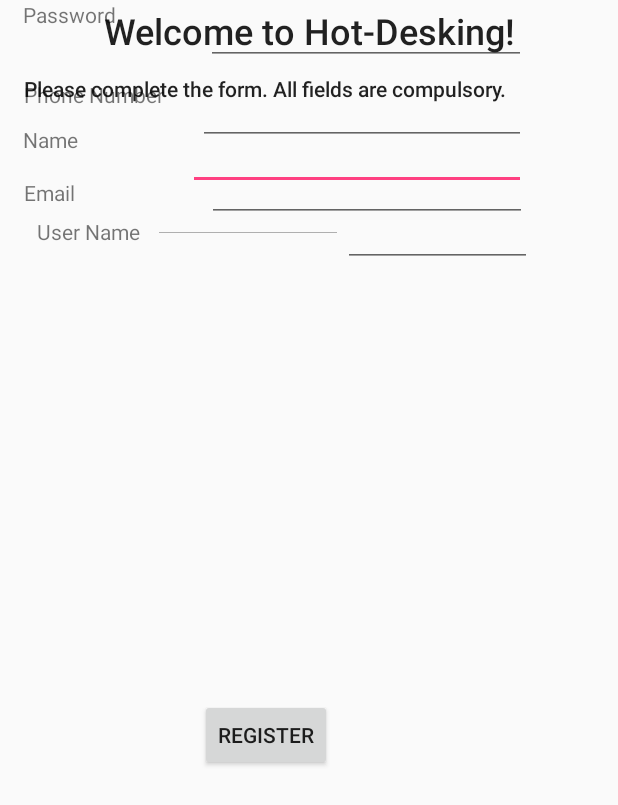
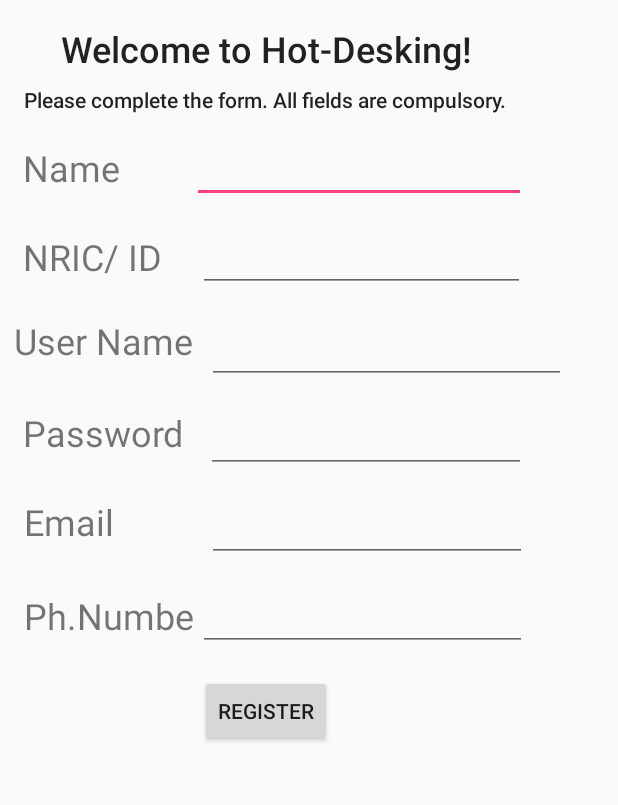
Before and after one commit to senthil1179/theWave, an Android app: the screen it shows after launch (Register), after a tap on "REGISTER", on a phone screen of 412 x 824 dp. Shown: the top 805 px of the screen. Run offline under Robolectric (Android 15) with nearby library versions, the light colour scheme and no system bars.

Commit message:
JSON, layout and BackgroundTask

```diff
--- a/TheWave/app/src/main/res/layout/register_layout.xml
+++ b/TheWave/app/src/main/res/layout/register_layout.xml
@@ -2,55 +2,59 @@
 <android.support.constraint.ConstraintLayout xmlns:android="http://schemas.android.com/apk/res/android"
     xmlns:app="http://schemas.android.com/apk/res-auto"
     xmlns:tools="http://schemas.android.com/tools"
+    android:layout_width="match_parent"
+    android:layout_height="wrap_content"
+    android:orientation="vertical"
     tools:ignore="NewApi"
-    tools:targetApi="11"
-    android:orientation="vertical"
-    android:layout_width="match_parent"
-    android:layout_height="match_parent">
+    tools:targetApi="11">
 
     <TextView
         android:id="@+id/textView"
         android:layout_width="wrap_content"
         android:layout_height="wrap_content"
-        android:layout_marginTop="4dp"
+        android:layout_marginTop="16dp"
         android:text="Welcome to Hot-Desking!"
         android:textAppearance="@android:style/TextAppearance.DeviceDefault.WindowTitle"
         android:textSize="24sp"
+        app:layout_constraintHorizontal_bias="0.294"
         app:layout_constraintLeft_toLeftOf="parent"
         app:layout_constraintRight_toRightOf="parent"
         app:layout_constraintTop_toTopOf="parent" />
 
+
     <TextView
         android:id="@+id/textView2"
-        android:layout_width="343dp"
-        android:layout_height="24dp"
+        android:layout_width="wrap_content"
+        android:layout_height="wrap_content"
         android:layout_marginLeft="16dp"
         android:layout_marginStart="16dp"
+        android:layout_marginTop="8dp"
         android:text="Please complete the form. All fields are compulsory."
         android:textAppearance="@style/TextAppearance.AppCompat.Title"
         android:textSize="14sp"
         app:layout_constraintLeft_toLeftOf="parent"
-        app:layout_constraintTop_toTopOf="@+id/textView"
-        android:layout_marginTop="45dp" />
+        app:layout_constraintTop_toBottomOf="@+id/textView" />
 
     <LinearLayout
+        android:id="@+id/linearLayout7"
         android:layout_width="335dp"
         android:layout_height="43dp"
         android:layout_marginLeft="15dp"
+        android:layout_marginStart="15dp"
+        android:layout_marginTop="16dp"
         android:orientation="horizontal"
         app:layout_constraintLeft_toLeftOf="parent"
-        android:id="@+id/linearLayout7"
-        tools:ignore="MissingConstraints"
-        android:layout_marginStart="15dp"
-        android:layout_marginTop="10dp"
-        app:layout_constraintTop_toBottomOf="@+id/textView2">
+        app:layout_constraintTop_toBottomOf="@+id/textView2"
+        tools:ignore="MissingConstraints">
 
         <TextView
             android:id="@+id/TV_name"
             android:layout_width="wrap_content"
-            android:layout_height="match_parent"
-            android:layout_weight="0.06"
-            android:text="Name" />
+            android:layout_height="wrap_content"
+            android:layout_weight="0.04"
+            android:text="Name"
+            android:textAlignment="viewStart"
+            android:textSize="24sp" />
 
         <EditText
             android:id="@+id/ET_name"
@@ -59,58 +63,27 @@
             android:layout_weight="0.10"
             android:ems="10"
             android:inputType="textPersonName" />
-
     </LinearLayout>
 
     <LinearLayout
+        android:id="@+id/linearLayout8"
         android:layout_width="335dp"
         android:layout_height="43dp"
         android:layout_marginLeft="15dp"
+        android:layout_marginStart="15dp"
+        android:layout_marginTop="16dp"
         android:orientation="horizontal"
         app:layout_constraintLeft_toLeftOf="parent"
-        android:layout_marginTop="8dp"
-        app:layout_constraintTop_toBottomOf="@+id/linearLayout7"
-        android:id="@+id/linearLayout8"
-        android:layout_marginStart="15dp">
+        app:layout_constraintTop_toBottomOf="@+id/linearLayout7">
 
         <TextView
             android:id="@+id/TV_nric"
             android:layout_width="wrap_content"
-            android:layout_height="match_parent"
+            android:layout_height="wrap_content"
             android:layout_weight="0.05"
-            android:text="NRIC/ ID" />
-
-        <LinearLayout
-            android:id="@+id/linearLayout9"
-            android:layout_width="match_parent"
-            android:layout_height="match_parent"
-            android:layout_marginBottom="16dp"
-            android:layout_marginLeft="9dp"
-            android:layout_marginStart="9dp"
-            android:layout_marginTop="10dp"
-            android:layout_weight="0.05"
-            android:orientation="horizontal"
-            app:layout_constraintBottom_toBottomOf="parent"
-            app:layout_constraintLeft_toLeftOf="parent"
-            app:layout_constraintTop_toBottomOf="@+id/linearLayout8"
-            app:layout_constraintVertical_bias="0.007">
-
-            <TextView
-                android:id="@+id/TV_userName"
-                android:layout_width="wrap_content"
-                android:layout_height="match_parent"
-                android:layout_weight="0.05"
-                android:text="User Name" />
-
-            <EditText
-                android:id="@+id/ET_userName"
-                android:layout_width="102dp"
-                android:layout_height="wrap_content"
-                android:layout_weight="0.13"
-                android:ems="10"
-                android:inputType="textPersonName" />
-
-        </LinearLayout>
+            android:text="NRIC/ ID"
+            android:textAlignment="viewStart"
+            android:textSize="24sp" />
 
         <EditText
             android:id="@+id/ET_nric"
@@ -119,7 +92,36 @@
             android:layout_weight="0.01"
             android:ems="10"
             android:inputType="textPersonName" />
+    </LinearLayout>
 
+    <LinearLayout
+        android:id="@+id/linearLayout9"
+        android:layout_width="368dp"
+        android:layout_height="wrap_content"
+        android:layout_marginLeft="9dp"
+        android:layout_marginStart="9dp"
+        android:layout_marginTop="16dp"
+        android:layout_weight="0.05"
+        android:orientation="horizontal"
+        app:layout_constraintLeft_toLeftOf="parent"
+        app:layout_constraintTop_toBottomOf="@+id/linearLayout8">
+
+        <TextView
+            android:id="@+id/TV_userName"
+            android:layout_width="wrap_content"
+            android:layout_height="match_parent"
+            android:layout_weight="0.01"
+            android:text="User Name"
+            android:textAlignment="viewStart"
+            android:textSize="24sp" />
+
+    <EditText
+        android:id="@+id/ET_userName"
+        android:layout_width="102dp"
+        android:layout_height="wrap_content"
+        android:layout_weight="0.14"
+        android:ems="10"
+        android:inputType="textPersonName" />
     </LinearLayout>
 
     <LinearLayout
@@ -128,7 +130,7 @@
         android:layout_marginLeft="28dp"
         android:orientation="horizontal"
         app:layout_constraintLeft_toLeftOf="parent"
-        android:layout_marginTop="10dp"
+        android:layout_marginTop="16dp"
         app:layout_constraintTop_toBottomOf="@+id/linearLayout9"
         android:id="@+id/linearLayout10"
         android:layout_marginStart="15dp">
@@ -138,7 +140,9 @@
             android:layout_width="wrap_content"
             android:layout_height="match_parent"
             android:layout_weight="0.05"
-            android:text="Password" />
+            android:text="Password"
+            android:textAlignment="viewStart"
+            android:textSize="24sp" />
 
         <EditText
             android:id="@+id/ET_userPass"
@@ -146,26 +150,56 @@
             android:layout_height="wrap_content"
             android:ems="10"
             android:inputType="textPersonName" />
+    </LinearLayout>
 
-    </LinearLayout>
 
     <LinearLayout
         android:layout_width="335dp"
         android:layout_height="43dp"
+        android:orientation="horizontal"
         android:layout_marginLeft="16dp"
-        android:orientation="horizontal"
         app:layout_constraintLeft_toLeftOf="parent"
-        android:layout_marginTop="10dp"
+        android:layout_marginTop="16dp"
         app:layout_constraintTop_toBottomOf="@+id/linearLayout10"
         android:id="@+id/linearLayout11"
         android:layout_marginStart="16dp">
 
+
+        <TextView
+            android:id="@+id/TV_email"
+            android:layout_width="wrap_content"
+            android:layout_height="match_parent"
+            android:layout_weight="0.05"
+            android:text="Email"
+            android:textAlignment="viewStart"
+            android:textSize="24sp" />
+
+        <EditText
+            android:id="@+id/ET_email"
+            android:layout_width="wrap_content"
+            android:layout_height="wrap_content"
+            android:ems="10"
+            android:inputType="textPersonName" />
+    </LinearLayout>
+
+    <LinearLayout
+        android:id="@+id/linearLayout12"
+        android:layout_width="335dp"
+        android:layout_height="43dp"
+        android:layout_marginLeft="16dp"
+        android:layout_marginStart="16dp"
+        android:orientation="horizontal"
+        app:layout_constraintLeft_toLeftOf="parent"
+        app:layout_constraintTop_toBottomOf="@+id/linearLayout11"
+        android:layout_marginTop="16dp">
+
+
         <TextView
             android:id="@+id/TV_phoneNumber"
-            android:layout_width="wrap_content"
-            android:layout_height="match_parent"
-            android:layout_weight="0.02"
-            android:text="Phone Number" />
+            android:layout_width="116dp"
+            android:layout_height="wrap_content"
+            android:text="Ph.Number"
+            android:textSize="24sp" />
 
         <EditText
             android:id="@+id/ET_phoneNumber"
@@ -177,47 +211,18 @@
 
     </LinearLayout>
 
-    <LinearLayout
-        android:layout_width="335dp"
-        android:layout_height="43dp"
-        android:orientation="horizontal"
-        android:layout_marginLeft="16dp"
-        app:layout_constraintLeft_toLeftOf="parent"
-        android:id="@+id/linearLayout12"
-        android:layout_marginStart="16dp"
-        android:layout_marginTop="8dp"
-        app:layout_constraintTop_toBottomOf="@+id/linearLayout11">
-
-        <TextView
-            android:id="@+id/TV_email"
-            android:layout_width="wrap_content"
-            android:layout_height="25dp"
-            android:layout_weight="1"
-            android:text="Email"
-            tools:layout_editor_absoluteX="-9dp"
-            tools:layout_editor_absoluteY="8dp" />
-
-        <EditText
-            android:id="@+id/ET_email"
-            android:layout_width="wrap_content"
-            android:layout_height="wrap_content"
-            android:ems="10"
-            android:inputType="textPersonName" />
-
-    </LinearLayout>
-
     <Button
         android:id="@+id/register"
         android:layout_width="wrap_content"
         android:layout_height="wrap_content"
         android:onClick="userRegister"
         android:text="REGISTER"
-        android:layout_marginTop="16dp"
-        app:layout_constraintTop_toBottomOf="@+id/linearLayout12"
-        android:layout_marginLeft="133dp"
+        android:layout_marginLeft="148dp"
         app:layout_constraintLeft_toLeftOf="parent"
         app:layout_constraintBottom_toBottomOf="parent"
-        android:layout_marginBottom="8dp"
-        android:layout_marginStart="133dp" />
+        android:layout_marginBottom="0dp"
+        android:layout_marginStart="133dp"
+        android:layout_marginTop="16dp"
+        app:layout_constraintTop_toBottomOf="@+id/linearLayout12" />
 
 </android.support.constraint.ConstraintLayout>
```
Also changed, not shown: TheWave/app/src/main/java/com/sp/thewave/BackgroundTask.java (+11 -56 lines), TheWave/app/src/main/java/com/sp/thewave/BookResource.java (+21 -5 lines), TheWave/app/src/main/java/com/sp/thewave/CancelBooking.java (+21 -9 lines), TheWave/app/src/main/java/com/sp/thewave/CheckStatus.java (+22 -10 lines), TheWave/app/src/main/java/com/sp/thewave/InitialiseTask.java (+6 -7 lines), TheWave/app/src/main/java/com/sp/thewave/MainActivity.java (+22 -10 lines), TheWave/app/src/main/java/com/sp/thewave/Register.java (+21 -1 lines), TheWave/app/src/main/res/layout/checkstatus_layout.xml (+0 -19 lines), 6 other files.
